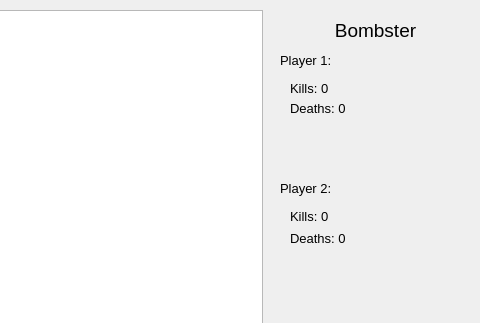
This is Bomberman/gamescreen.ui in slmblck/bomberman as Qt 5 draws it before an edit; both pictures show x 320 to 800 and y 0 to 323 of the 800 by 600 pixel window. The edited form follows.
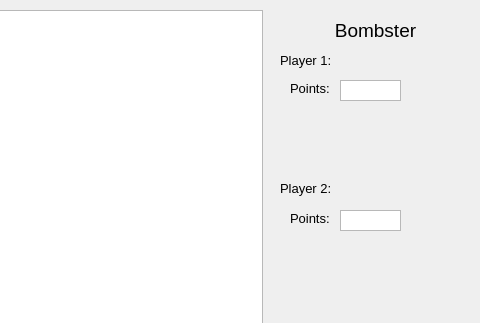
This is the edited form.

Commit message: Game now checks deaths

What changed in the file:
```diff
--- a/Bomberman/gamescreen.ui
+++ b/Bomberman/gamescreen.ui
@@ -10,6 +10,12 @@
     <height>600</height>
    </rect>
   </property>
+  <property name="sizePolicy">
+   <sizepolicy hsizetype="Fixed" vsizetype="Fixed">
+    <horstretch>0</horstretch>
+    <verstretch>0</verstretch>
+   </sizepolicy>
+  </property>
   <property name="font">
    <font>
     <pointsize>10</pointsize>
@@ -89,25 +95,7 @@
      </font>
     </property>
     <property name="text">
-     <string>Kills: 0</string>
-    </property>
-   </widget>
-   <widget class="QLabel" name="label_4">
-    <property name="geometry">
-     <rect>
-      <x>610</x>
-      <y>100</y>
-      <width>71</width>
-      <height>16</height>
-     </rect>
-    </property>
-    <property name="font">
-     <font>
-      <pointsize>10</pointsize>
-     </font>
-    </property>
-    <property name="text">
-     <string>Deaths: 0</string>
+     <string>Points:</string>
     </property>
    </widget>
    <widget class="QLabel" name="label_5">
@@ -133,8 +121,8 @@
      <rect>
       <x>610</x>
       <y>210</y>
-      <width>46</width>
-      <height>13</height>
+      <width>61</width>
+      <height>16</height>
      </rect>
     </property>
     <property name="font">
@@ -143,20 +131,66 @@
      </font>
     </property>
     <property name="text">
-     <string>Kills: 0</string>
+     <string>Points:</string>
     </property>
    </widget>
-   <widget class="QLabel" name="label_7">
+   <widget class="QTextBrowser" name="textBrowser">
     <property name="geometry">
      <rect>
-      <x>610</x>
-      <y>230</y>
-      <width>81</width>
-      <height>16</height>
+      <x>660</x>
+      <y>80</y>
+      <width>61</width>
+      <height>21</height>
      </rect>
     </property>
-    <property name="text">
-     <string>Deaths: 0</string>
+    <property name="sizePolicy">
+     <sizepolicy hsizetype="Fixed" vsizetype="Fixed">
+      <horstretch>0</horstretch>
+      <verstretch>0</verstretch>
+     </sizepolicy>
+    </property>
+    <property name="verticalScrollBarPolicy">
+     <enum>Qt::ScrollBarAlwaysOff</enum>
+    </property>
+    <property name="horizontalScrollBarPolicy">
+     <enum>Qt::ScrollBarAlwaysOff</enum>
+    </property>
+    <property name="textInteractionFlags">
+     <set>Qt::NoTextInteraction</set>
+    </property>
+    <property name="openLinks">
+     <bool>false</bool>
+    </property>
+    <property name="p" stdset="0">
+     <number>0</number>
+    </property>
+   </widget>
+   <widget class="QTextBrowser" name="textBrowser_2">
+    <property name="geometry">
+     <rect>
+      <x>660</x>
+      <y>210</y>
+      <width>61</width>
+      <height>21</height>
+     </rect>
+    </property>
+    <property name="sizePolicy">
+     <sizepolicy hsizetype="Fixed" vsizetype="Fixed">
+      <horstretch>0</horstretch>
+      <verstretch>0</verstretch>
+     </sizepolicy>
+    </property>
+    <property name="verticalScrollBarPolicy">
+     <enum>Qt::ScrollBarAlwaysOff</enum>
+    </property>
+    <property name="horizontalScrollBarPolicy">
+     <enum>Qt::ScrollBarAlwaysOff</enum>
+    </property>
+    <property name="textInteractionFlags">
+     <set>Qt::NoTextInteraction</set>
+    </property>
+    <property name="openLinks">
+     <bool>false</bool>
     </property>
    </widget>
   </widget>
```
The commit also changes 11 other files.
